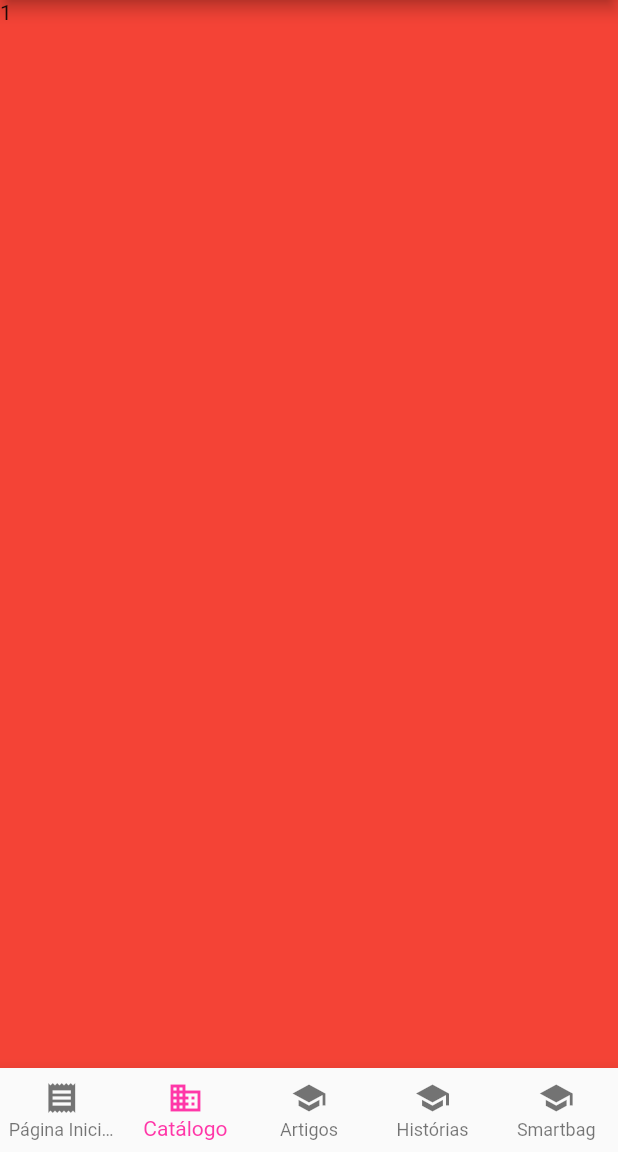
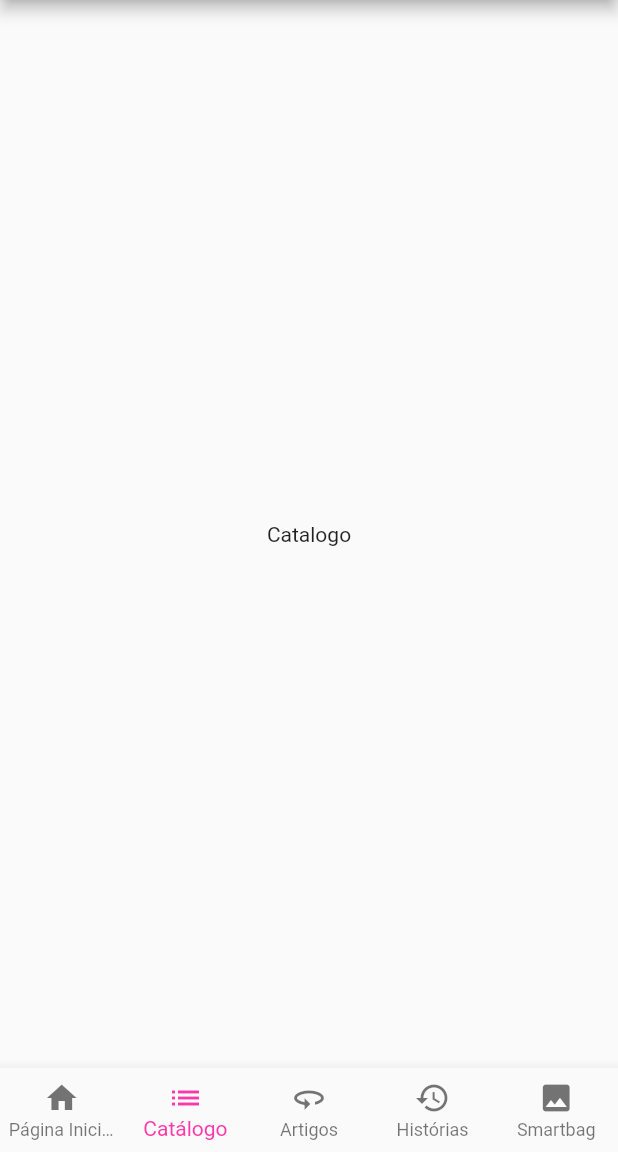
Before and after one commit to kaiofgl/houseofcajuapp, a Flutter app: the screen it shows after launch, item 2 of the bottom bar chosen, on a phone screen of 412 x 824 dp, the part 84-1236 px from its top. Run offline on Flutter 3.47's test engine with Material 2 defaults, Android fonts, the phone set to English and light mode, and no system bars.

Commit message:
5h - Configuração básica de comunicação entre páginas

```diff
--- /dev/null
+++ b/lib/data.dart
@@ -0,0 +1,4 @@
+library house_of_caju.globals;
+
+double heightGlobal;
+double widthGlobal;
--- a/lib/main.dart
+++ b/lib/main.dart
@@ -1,6 +1,6 @@
 import 'package:flutter/cupertino.dart';
 import 'package:flutter/material.dart';
-
+import 'data.dart' as globals;
 import 'ui/themes.dart';
 import 'ui/pages-slideBarStatusSmartbag.dart';
 import 'route.dart';
@@ -17,16 +17,17 @@ class MainPage extends StatefulWidget {
   _MainPageState createState() => _MainPageState();
 }
 
+double mainGlobalHeigthScreen;
 // SystemChrome.setSystemUIOverlayStyle(SystemUiOverlay)
 class _MainPageState extends State<MainPage> {
   final GlobalKey<ScaffoldState> _scaffoldFinalKey =
       new GlobalKey<ScaffoldState>();
   double paddingTop;
   int _selectedIndex = 0;
-
   void _onItemTapped(int index) {
     setState(() {
       _selectedIndex = index;
+
     });
   }
 
@@ -67,12 +68,13 @@ class _MainPageState extends State<MainPage> {
       centerTitle: true,
     );
 
-    double heightReceivedAppBar = receivedAppBar.preferredSize.height;
+    mainGlobalHeigthScreen = receivedAppBar.preferredSize.height;
     double heightScreenCalc = (MediaQuery.of(context).size.height -
         paddingTop -
-        (heightReceivedAppBar * 2));
+        (mainGlobalHeigthScreen * 2));
     double widthScreelCalc = (MediaQuery.of(context).size.width);
-
+    globals.heightGlobal = heightScreenCalc;
+    globals.widthGlobal = widthScreelCalc;
     return Scaffold(
         key: _scaffoldFinalKey,
         appBar: receivedAppBar,
@@ -89,21 +91,21 @@ class _MainPageState extends State<MainPage> {
       type: BottomNavigationBarType.fixed,
       items: const <BottomNavigationBarItem>[
         BottomNavigationBarItem(
-            icon: Icon(Icons.receipt), title: Text("Página Inicial")),
+            icon: Icon(Icons.home), title: Text("Página Inicial")),
         BottomNavigationBarItem(
-          icon: Icon(Icons.business),
+          icon: Icon(Icons.list),
           title: Text('Catálogo'),
         ),
         BottomNavigationBarItem(
-          icon: Icon(Icons.school),
+          icon: Icon(Icons.threesixty),
           title: Text('Artigos'),
         ),
         BottomNavigationBarItem(
-          icon: Icon(Icons.school),
+          icon: Icon(Icons.history),
           title: Text('Histórias'),
         ),
         BottomNavigationBarItem(
-          icon: Icon(Icons.school),
+          icon: Icon(Icons.image),
           title: Text('Smartbag'),
         ),
       ],
--- a/lib/pages/catalogo.dart
+++ b/lib/pages/catalogo.dart
@@ -0,0 +1,16 @@
+import 'package:flutter/material.dart';
+
+
+class StateCatalogoPageRoute extends StatefulWidget {
+  @override
+  _StatCatalogoxPageRouteState createState() => _StatCatalogoxPageRouteState();
+}
+
+class _StatCatalogoxPageRouteState extends State<StateCatalogoPageRoute> {
+  @override
+  Widget build(BuildContext context) {
+    return Container(
+       child: Text("Catalogo"),
+    );
+  }
+}
--- a/lib/route.dart
+++ b/lib/route.dart
@@ -1,27 +1,47 @@
 import 'package:flutter/material.dart';
+import 'pages/artigos.dart';
+import 'pages/catalogo.dart';
+import 'pages/historias.dart';
+import 'pages/index.dart';
+import 'pages/smartbag.dart';
+
 
 Widget routeCallPage(index, heightScreenCalc, widthScreelCalc) {
+
   switch (index) {
     case 0:
-      {print('0');}
+      {
+        return StateIndexPageRoute();
+      }
       break;
     case 1:
-      {print('1');}
+      {
+        return StateCatalogoPageRoute();
+      }
       break;
     case 2:
-      {print('2');}
+      {
+        return StateArtigosPageRoute();
+      }
       break;
     case 3:
-      {print('3');}
+      {
+        return StateHistoriasPageRoute();
+      }
       break;
     case 4:
-      {print('4');}
+      {
+        return StateSmartBagPageRoute();
+      }
       break;
+    default:
+      {
+        return Container(
+          color: Colors.red,
+          height: heightScreenCalc,
+          width: widthScreelCalc,
+          child: Text("$index"),
+        );
+      }
   }
-  return Container(
-    color: Colors.red,
-    height: heightScreenCalc,
-    width: widthScreelCalc,
-    child: Text("$index"),
-  );
 }
```
Also changed, not shown: lib/pages/artigos.dart (+16 -0 lines), lib/pages/historias.dart (+16 -0 lines), lib/pages/index.dart (+25 -0 lines), lib/pages/smartbag.dart (+15 -0 lines).
